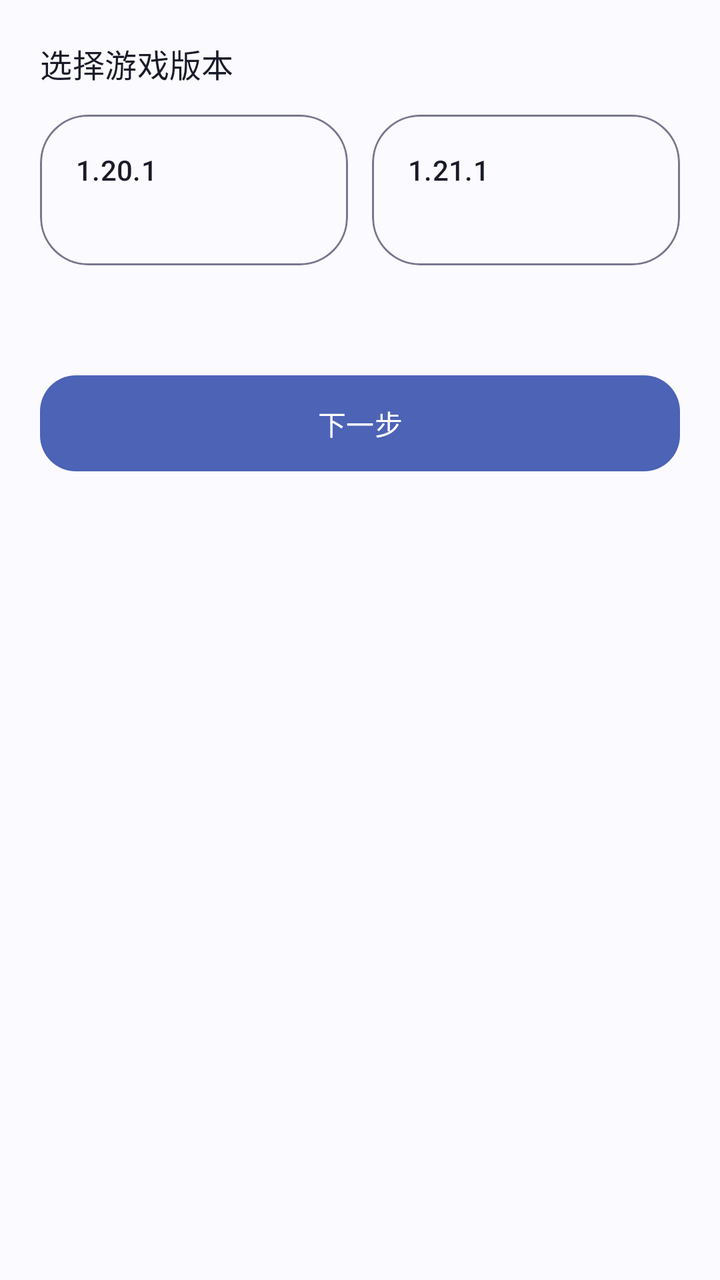
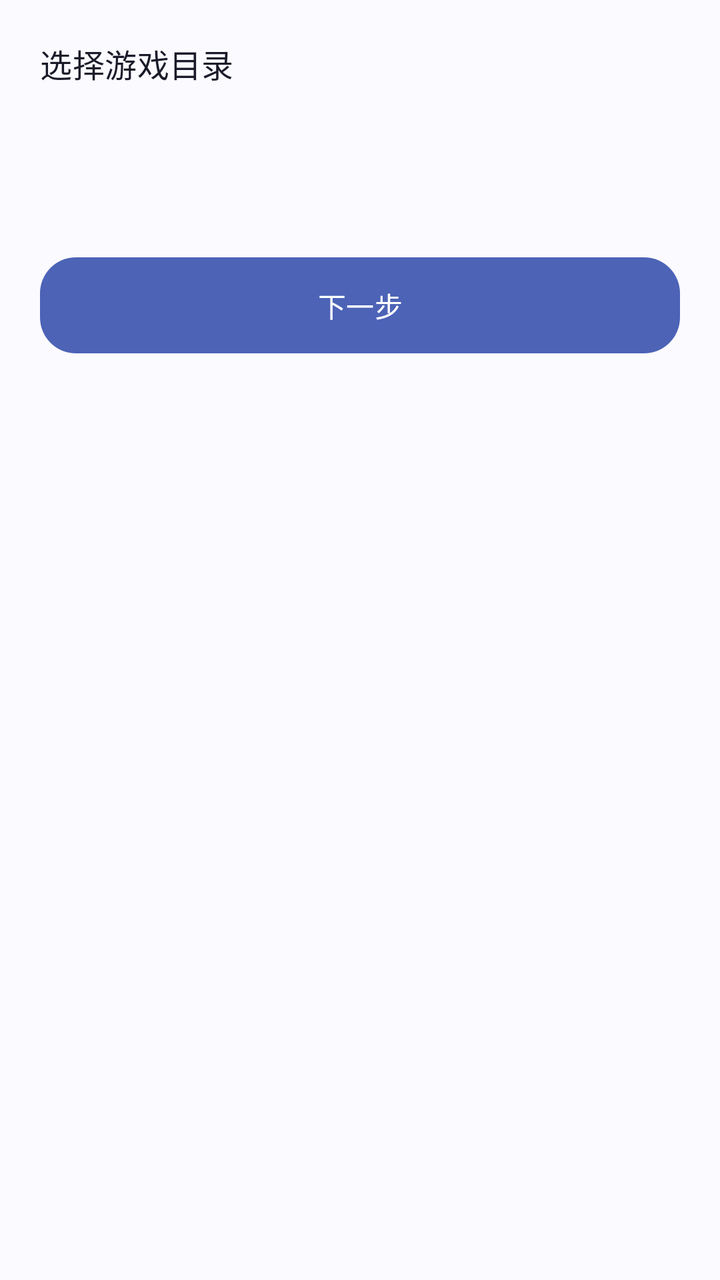

The first picture is an Android layout as it rendered before a commit; the second is the same layout after the commit. The layout source and the unified diff follow.
<!-- AndroidManifest.xml: application theme Theme.VerityTool -->
<!-- res/layout/activity_quick_config.xml -->
<?xml version="1.0" encoding="utf-8"?>
<ScrollView xmlns:android="http://schemas.android.com/apk/res/android"
    android:layout_width="match_parent"
    android:layout_height="match_parent"
    android:padding="20dp">

    <LinearLayout
        android:layout_width="match_parent"
        android:layout_height="wrap_content"
        android:animateLayoutChanges="true"
        android:orientation="vertical">

        <TextView
            android:id="@+id/title_version"
            android:layout_width="wrap_content"
            android:layout_height="wrap_content"
            android:text="@string/choose_version"
            android:textAppearance="?attr/textAppearanceTitleMedium"
            android:textColor="?attr/colorOnSurface" />

        <LinearLayout
            android:id="@+id/layout_versions"
            android:layout_width="match_parent"
            android:layout_height="wrap_content"
            android:layout_marginTop="14dp"
            android:orientation="horizontal">

            <com.google.android.material.card.MaterialCardView
                android:id="@+id/card_v1201"
                style="@style/Widget.VerityTool.Card"
                android:layout_width="0dp"
                android:layout_height="wrap_content"
                android:layout_weight="1"
                android:clickable="true"
                android:focusable="true">

                <LinearLayout
                    android:layout_width="match_parent"
                    android:layout_height="wrap_content"
                    android:orientation="vertical"
                    android:padding="18dp">

                    <TextView
                        android:layout_width="wrap_content"
                        android:layout_height="wrap_content"
                        android:text="1.20.1"
                        android:textAppearance="?attr/textAppearanceTitleSmall"
                        android:textColor="?attr/colorOnSurface" />

                    <TextView
                        android:id="@+id/status_v1201"
                        android:layout_width="wrap_content"
                        android:layout_height="wrap_content"
                        android:layout_marginTop="4dp"
                        android:textAppearance="?attr/textAppearanceBodySmall"
                        android:textColor="?attr/colorOnSurfaceVariant" />
                </LinearLayout>
            </com.google.android.material.card.MaterialCardView>

            <com.google.android.material.card.MaterialCardView
                android:id="@+id/card_v1211"
                style="@style/Widget.VerityTool.Card"
                android:layout_width="0dp"
                android:layout_height="wrap_content"
                android:layout_marginStart="12dp"
                android:layout_weight="1"
                android:clickable="true"
                android:focusable="true">

                <LinearLayout
                    android:layout_width="match_parent"
                    android:layout_height="wrap_content"
                    android:orientation="vertical"
                    android:padding="18dp">

                    <TextView
                        android:layout_width="wrap_content"
                        android:layout_height="wrap_content"
                        android:text="1.21.1"
                        android:textAppearance="?attr/textAppearanceTitleSmall"
                        android:textColor="?attr/colorOnSurface" />

                    <TextView
                        android:id="@+id/status_v1211"
                        android:layout_width="wrap_content"
                        android:layout_height="wrap_content"
                        android:layout_marginTop="4dp"
                        android:textAppearance="?attr/textAppearanceBodySmall"
                        android:textColor="?attr/colorOnSurfaceVariant" />
                </LinearLayout>
            </com.google.android.material.card.MaterialCardView>
        </LinearLayout>

        <TextView
            android:id="@+id/env_status"
            android:layout_width="match_parent"
            android:layout_height="wrap_content"
            android:layout_marginTop="18dp"
            android:textAppearance="?attr/textAppearanceBodyMedium"
            android:textColor="?attr/colorOnSurfaceVariant" />

        <com.google.android.material.button.MaterialButton
            android:id="@+id/btn_next"
            style="@style/Widget.VerityTool.Button"
            android:layout_width="match_parent"
            android:layout_height="wrap_content"
            android:layout_marginTop="14dp"
            android:text="@string/action_next" />

        <com.google.android.material.button.MaterialButton
            android:id="@+id/btn_redetect"
            style="@style/Widget.VerityTool.Button.Outlined"
            android:layout_width="match_parent"
            android:layout_height="wrap_content"
            android:layout_marginTop="14dp"
            android:text="@string/action_redetect"
            android:visibility="gone" />

        <LinearLayout
            android:id="@+id/layout_inputs"
            android:layout_width="match_parent"
            android:layout_height="wrap_content"
            android:orientation="vertical"
            android:visibility="gone">

            <TextView
                android:layout_width="wrap_content"
                android:layout_height="wrap_content"
                android:layout_marginTop="20dp"
                android:text="@string/title_ai_settings"
                android:textAppearance="?attr/textAppearanceTitleMedium"
                android:textColor="?attr/colorOnSurface" />

            <LinearLayout
                android:layout_width="match_parent"
                android:layout_height="wrap_content"
                android:layout_marginTop="12dp"
                android:orientation="horizontal">

                <com.google.android.material.textfield.TextInputLayout
                    android:id="@+id/til_model"
                    style="?attr/textInputFilledStyle"
                    android:layout_width="0dp"
                    android:layout_height="wrap_content"
                    android:layout_weight="1"
                    android:hint="@string/hint_model">

                    <com.google.android.material.textfield.TextInputEditText
                        android:id="@+id/et_model"
                        android:layout_width="match_parent"
                        android:layout_height="wrap_content"
                        android:imeOptions="actionNext"
                        android:inputType="text"
                        android:singleLine="true" />
                </com.google.android.material.textfield.TextInputLayout>

                <com.google.android.material.button.MaterialButton
                    android:id="@+id/btn_model_preset"
                    style="@style/Widget.VerityTool.Button.Outlined"
                    android:layout_width="wrap_content"
                    android:layout_height="wrap_content"
                    android:layout_marginStart="10dp"
                    android:text="@string/action_presets" />
            </LinearLayout>

            <LinearLayout
                android:layout_width="match_parent"
                android:layout_height="wrap_content"
                android:layout_marginTop="14dp"
                android:orientation="horizontal">

                <com.google.android.material.textfield.TextInputLayout
                    android:id="@+id/til_url"
                    style="?attr/textInputFilledStyle"
                    android:layout_width="0dp"
                    android:layout_height="wrap_content"
                    android:layout_weight="1"
                    android:hint="@string/hint_url">

                    <com.google.android.material.textfield.TextInputEditText
                        android:id="@+id/et_url"
                        android:layout_width="match_parent"
                        android:layout_height="wrap_content"
                        android:imeOptions="actionNext"
                        android:inputType="textUri"
                        android:singleLine="true" />
                </com.google.android.material.textfield.TextInputLayout>

                <com.google.android.material.button.MaterialButton
                    android:id="@+id/btn_url_preset"
                    style="@style/Widget.VerityTool.Button.Outlined"
                    android:layout_width="wrap_content"
                    android:layout_height="wrap_content"
                    android:layout_marginStart="10dp"
                    android:text="@string/action_presets" />
            </LinearLayout>

            <com.google.android.material.textfield.TextInputLayout
                android:id="@+id/til_key"
                style="?attr/textInputFilledStyle"
                android:layout_width="match_parent"
                android:layout_height="wrap_content"
                android:layout_marginTop="14dp"
                android:hint="@string/hint_key">

                <com.google.android.material.textfield.TextInputEditText
                    android:id="@+id/et_key"
                    android:layout_width="match_parent"
                    android:layout_height="wrap_content"
                    android:imeOptions="actionDone"
                    android:inputType="textVisiblePassword"
                    android:singleLine="true" />
            </com.google.android.material.textfield.TextInputLayout>

            <LinearLayout
                android:id="@+id/header_game"
                android:layout_width="match_parent"
                android:layout_height="wrap_content"
                android:layout_marginTop="26dp"
                android:background="?attr/selectableItemBackground"
                android:clickable="true"
                android:focusable="true"
                android:gravity="center_vertical"
                android:orientation="horizontal"
                android:paddingBottom="8dp"
                android:paddingTop="8dp">

                <TextView
                    android:layout_width="0dp"
                    android:layout_height="wrap_content"
                    android:layout_weight="1"
                    android:text="@string/title_game_settings"
                    android:textAppearance="?attr/textAppearanceTitleMedium"
                    android:textColor="?attr/colorOnSurface" />

                <ImageView
                    android:id="@+id/arrow_game"
                    android:layout_width="24dp"
                    android:layout_height="24dp"
                    android:contentDescription="@null"
                    android:src="@drawable/ic_chevron_right" />
            </LinearLayout>

            <LinearLayout
                android:id="@+id/section_game"
                android:layout_width="match_parent"
                android:layout_height="wrap_content"
                android:orientation="vertical"
                android:visibility="gone">

                <com.google.android.material.card.MaterialCardView
                    style="@style/Widget.VerityTool.Card"
                    android:layout_width="match_parent"
                    android:layout_height="wrap_content">

                    <LinearLayout
                        android:layout_width="match_parent"
                        android:layout_height="wrap_content"
                        android:orientation="vertical"
                        android:padding="22dp">

                        <TextView
                            android:layout_width="wrap_content"
                            android:layout_height="wrap_content"
                            android:text="@string/day_count_label"
                            android:textAppearance="?attr/textAppearanceTitleSmall"
                            android:textColor="?attr/colorOnSurface" />

                        <LinearLayout
                            android:layout_width="match_parent"
                            android:layout_height="wrap_content"
                            android:layout_marginTop="12dp"
                            android:orientation="horizontal">

                            <com.google.android.material.button.MaterialButton
                                android:id="@+id/btn_day_1"
                                style="@style/Widget.VerityTool.Button.Chip"
                                android:layout_width="0dp"
                                android:layout_height="wrap_content"
                                android:layout_weight="1"
                                android:text="1" />

                            <com.google.android.material.button.MaterialButton
                                android:id="@+id/btn_day_3"
                                style="@style/Widget.VerityTool.Button.Chip"
                                android:layout_width="0dp"
                                android:layout_height="wrap_content"
                                android:layout_marginStart="8dp"
                                android:layout_weight="1"
                                android:text="3" />

                            <com.google.android.material.button.MaterialButton
                                android:id="@+id/btn_day_5"
                                style="@style/Widget.VerityTool.Button.Chip"
                                android:layout_width="0dp"
                                android:layout_height="wrap_content"
                                android:layout_marginStart="8dp"
                                android:layout_weight="1"
                                android:text="5" />

                            <com.google.android.material.button.MaterialButton
                                android:id="@+id/btn_day_7"
                                style="@style/Widget.VerityTool.Button.Chip"
                                android:layout_width="0dp"
                                android:layout_height="wrap_content"
                                android:layout_marginStart="8dp"
                                android:layout_weight="1"
                                android:text="7" />

                            <com.google.android.material.button.MaterialButton
                                android:id="@+id/btn_day_10"
                                style="@style/Widget.VerityTool.Button.Chip"
                                android:layout_width="0dp"
                                android:layout_height="wrap_content"
                                android:layout_marginStart="8dp"
                                android:layout_weight="1"
                                android:text="10" />
                        </LinearLayout>

                        <com.google.android.material.textfield.TextInputLayout
                            style="?attr/textInputFilledStyle"
                            android:layout_width="match_parent"
                            android:layout_height="wrap_content"
                            android:layout_marginTop="12dp"
                            android:hint="@string/day_count_hint">

                            <com.google.android.material.textfield.TextInputEditText
                                android:id="@+id/et_day_count"
                                android:layout_width="match_parent"
                                android:layout_height="wrap_content"
                                android:imeOptions="actionDone"
                                android:inputType="number"
                                android:singleLine="true" />
                        </com.google.android.material.textfield.TextInputLayout>
                    </LinearLayout>
                </com.google.android.material.card.MaterialCardView>

                <com.google.android.material.card.MaterialCardView
                    style="@style/Widget.VerityTool.Card"
                    android:layout_width="match_parent"
                    android:layout_height="wrap_content"
                    android:layout_marginTop="16dp">

                    <LinearLayout
                        android:id="@+id/container_toggles"
                        android:layout_width="match_parent"
                        android:layout_height="wrap_content"
                        android:orientation="vertical"
                        android:padding="22dp" />
                </com.google.android.material.card.MaterialCardView>
            </LinearLayout>

            <LinearLayout
                android:id="@+id/header_appearance"
                android:layout_width="match_parent"
                android:layout_height="wrap_content"
                android:layout_marginTop="18dp"
                android:background="?attr/selectableItemBackground"
                android:clickable="true"
                android:focusable="true"
                android:gravity="center_vertical"
                android:orientation="horizontal"
                android:paddingBottom="8dp"
                android:paddingTop="8dp">

                <TextView
                    android:layout_width="0dp"
                    android:layout_height="wrap_content"
                    android:layout_weight="1"
                    android:text="@string/title_appearance"
                    android:textAppearance="?attr/textAppearanceTitleMedium"
                    android:textColor="?attr/colorOnSurface" />

                <ImageView
                    android:id="@+id/arrow_appearance"
                    android:layout_width="24dp"
                    android:layout_height="24dp"
                    android:contentDescription="@null"
                    android:src="@drawable/ic_chevron_right" />
            </LinearLayout>

            <LinearLayout
                android:id="@+id/section_appearance"
                android:layout_width="match_parent"
                android:layout_height="wrap_content"
                android:orientation="vertical"
                android:visibility="gone">

                <com.google.android.material.card.MaterialCardView
                    style="@style/Widget.VerityTool.Card"
                    android:layout_width="match_parent"
                    android:layout_height="wrap_content">

                    <LinearLayout
                        android:layout_width="match_parent"
                        android:layout_height="wrap_content"
                        android:orientation="vertical"
                        android:padding="22dp">

                        <com.google.android.material.textfield.TextInputLayout
                            style="?attr/textInputFilledStyle"
                            android:layout_width="match_parent"
                            android:layout_height="wrap_content"
                            android:hint="@string/custom_name_hint">

                            <com.google.android.material.textfield.TextInputEditText
                                android:id="@+id/et_custom_name"
                                android:layout_width="match_parent"
                                android:layout_height="wrap_content"
                                android:imeOptions="actionDone"
                                android:inputType="text"
                                android:singleLine="true" />
                        </com.google.android.material.textfield.TextInputLayout>

                        <TextView
                            android:layout_width="wrap_content"
                            android:layout_height="wrap_content"
                            android:layout_marginTop="18dp"
                            android:text="@string/color_hue_label"
                            android:textAppearance="?attr/textAppearanceTitleSmall"
                            android:textColor="?attr/colorOnSurface" />

                        <com.google.android.material.slider.Slider
                            android:id="@+id/slider_hue"
                            android:layout_width="match_parent"
                            android:layout_height="wrap_content"
                            android:stepSize="1.0"
                            android:value="0"
                            android:valueFrom="0"
                            android:valueTo="360" />

                        <TextView
                            android:id="@+id/hue_value"
                            android:layout_width="wrap_content"
                            android:layout_height="wrap_content"
                            android:textAppearance="?attr/textAppearanceBodySmall"
                            android:textColor="?attr/colorOnSurfaceVariant" />
                    </LinearLayout>
                </com.google.android.material.card.MaterialCardView>
            </LinearLayout>

            <com.google.android.material.button.MaterialButton
                android:id="@+id/btn_confirm"
                style="@style/Widget.VerityTool.Button"
                android:layout_width="match_parent"
                android:layout_height="wrap_content"
                android:layout_marginTop="24dp"
                android:text="@string/action_confirm" />
        </LinearLayout>
    </LinearLayout>
</ScrollView>
<!-- resources referenced by this layout -->
<resources>
  <!-- drawable ic_chevron_right (drawable) -->
  <?xml version="1.0" encoding="utf-8"?>
  <vector xmlns:android="http://schemas.android.com/apk/res/android"
      android:width="24dp"
      android:height="24dp"
      android:viewportWidth="24"
      android:viewportHeight="24"
      android:tint="?attr/colorOnSurfaceVariant">
      <path
          android:fillColor="@android:color/white"
          android:pathData="M10,6L8.59,7.41 13.17,12 8.59,16.59 10,18 16,12z" />
  </vector>
  <string name="action_confirm">确定</string>
  <string name="action_next">下一步</string>
  <string name="action_presets">预设</string>
  <string name="action_redetect">重新检测</string>
  <string name="choose_version">选择游戏版本</string>
  <string name="color_hue_label">颜色色相 ColorHue</string>
  <string name="custom_name_hint">自定义名称 CustomName</string>
  <string name="day_count_hint">自定义天数（0~999）</string>
  <string name="day_count_label">变异天数</string>
  <string name="hint_key">密钥 Key</string>
  <string name="hint_model">模型名称 Model</string>
  <string name="hint_url">调用地址 URL</string>
  <string name="title_ai_settings">AI 接口配置</string>
  <string name="title_appearance">外观</string>
  <string name="title_game_settings">模组设置</string>
  <style name="Widget.VerityTool.Button" parent="Widget.Material3.Button">
          <item name="android:minHeight">56dp</item>
          <item name="cornerRadius">18dp</item>
      </style>
  <style name="Widget.VerityTool.Button.Chip" parent="Widget.Material3.Button.OutlinedButton">
          <item name="android:minHeight">46dp</item>
          <item name="android:insetTop">0dp</item>
          <item name="android:insetBottom">0dp</item>
          <item name="android:paddingLeft">0dp</item>
          <item name="android:paddingRight">0dp</item>
          <item name="cornerRadius">14dp</item>
      </style>
  <style name="Widget.VerityTool.Button.Outlined" parent="Widget.Material3.Button.OutlinedButton">
          <item name="android:minHeight">52dp</item>
          <item name="cornerRadius">18dp</item>
      </style>
  <style name="Widget.VerityTool.Card" parent="Widget.Material3.CardView.Elevated">
          <item name="cardElevation">0dp</item>
          <item name="cardCornerRadius">24dp</item>
          <item name="strokeWidth">1dp</item>
          <item name="strokeColor">?attr/colorOutline</item>
          <item name="cardBackgroundColor">?attr/colorSurface</item>
      </style>
  <color name="monet_light_primary">#4C63B6</color>
  <color name="monet_light_on_primary">#FFFFFF</color>
  <color name="monet_light_primary_container">#DCE3FF</color>
  <color name="monet_light_on_primary_container">#001A54</color>
  <color name="monet_light_secondary">#6A5B93</color>
  <color name="monet_light_on_secondary">#FFFFFF</color>
  <color name="monet_light_secondary_container">#E7DEFF</color>
  <color name="monet_light_on_secondary_container">#210F4A</color>
  <color name="monet_light_tertiary">#A9605C</color>
  <color name="monet_light_on_tertiary">#FFFFFF</color>
  <color name="monet_light_tertiary_container">#FFDAD4</color>
  <color name="monet_light_on_tertiary_container">#3D0807</color>
  <color name="monet_light_background">#FBFAFF</color>
  <color name="monet_light_surface">#FBFAFF</color>
  <color name="monet_light_surface_variant">#E4E1F5</color>
  <color name="monet_light_on_surface">#1A1B29</color>
  <color name="monet_light_on_surface_variant">#47475C</color>
  <color name="monet_light_outline">#77778F</color>
  <color name="monet_light_error">#B3261E</color>
  <color name="monet_light_on_error">#FFFFFF</color>
  <style name="ThemeOverlay.VerityTool.Dialog" parent="ThemeOverlay.Material3.MaterialAlertDialog">
          <item name="dialogCornerRadius">28dp</item>
      </style>
  <!-- unchanged entries left out for length: 1 -->
</resources>

<!-- the commit's change to res/layout/activity_quick_config.xml (unified diff, before → after) -->
@@ -14,82 +14,24 @@
             android:id="@+id/title_version"
             android:layout_width="wrap_content"
             android:layout_height="wrap_content"
-            android:text="@string/choose_version"
+            android:text="@string/choose_game_dir"
             android:textAppearance="?attr/textAppearanceTitleMedium"
             android:textColor="?attr/colorOnSurface" />
 
+        <TextView
+            android:id="@+id/dir_hint"
+            android:layout_width="match_parent"
+            android:layout_height="wrap_content"
+            android:layout_marginTop="10dp"
+            android:textAppearance="?attr/textAppearanceBodySmall"
+            android:textColor="?attr/colorOnSurfaceVariant" />
+
         <LinearLayout
             android:id="@+id/layout_versions"
             android:layout_width="match_parent"
             android:layout_height="wrap_content"
-            android:layout_marginTop="14dp"
-            android:orientation="horizontal">
-
-            <com.google.android.material.card.MaterialCardView
-                android:id="@+id/card_v1201"
-                style="@style/Widget.VerityTool.Card"
-                android:layout_width="0dp"
-                android:layout_height="wrap_content"
-                android:layout_weight="1"
-                android:clickable="true"
-                android:focusable="true">
-
-                <LinearLayout
-                    android:layout_width="match_parent"
-                    android:layout_height="wrap_content"
-                    android:orientation="vertical"
-                    android:padding="18dp">
-
-                    <TextView
-                        android:layout_width="wrap_content"
-                        android:layout_height="wrap_content"
-                        android:text="1.20.1"
-                        android:textAppearance="?attr/textAppearanceTitleSmall"
-                        android:textColor="?attr/colorOnSurface" />
-
-                    <TextView
-                        android:id="@+id/status_v1201"
-                        android:layout_width="wrap_content"
-                        android:layout_height="wrap_content"
-                        android:layout_marginTop="4dp"
-                        android:textAppearance="?attr/textAppearanceBodySmall"
-                        android:textColor="?attr/colorOnSurfaceVariant" />
-                </LinearLayout>
-            </com.google.android.material.card.MaterialCardView>
-
-            <com.google.android.material.card.MaterialCardView
-                android:id="@+id/card_v1211"
-                style="@style/Widget.VerityTool.Card"
-                android:layout_width="0dp"
-                android:layout_height="wrap_content"
-                android:layout_marginStart="12dp"
-                android:layout_weight="1"
-                android:clickable="true"
-                android:focusable="true">
-
-                <LinearLayout
-                    android:layout_width="match_parent"
-                    android:layout_height="wrap_content"
-                    android:orientation="vertical"
-                    android:padding="18dp">
-
-                    <TextView
-                        android:layout_width="wrap_content"
-                        android:layout_height="wrap_content"
-                        android:text="1.21.1"
-                        android:textAppearance="?attr/textAppearanceTitleSmall"
-                        android:textColor="?attr/colorOnSurface" />
-
-                    <TextView
-                        android:id="@+id/status_v1211"
-                        android:layout_width="wrap_content"
-                        android:layout_height="wrap_content"
-                        android:layout_marginTop="4dp"
-                        android:textAppearance="?attr/textAppearanceBodySmall"
-                        android:textColor="?attr/colorOnSurfaceVariant" />
-                </LinearLayout>
-            </com.google.android.material.card.MaterialCardView>
-        </LinearLayout>
+            android:layout_marginTop="4dp"
+            android:orientation="vertical" />
 
         <TextView
             android:id="@+id/env_status"
<!-- resource entries referenced after the edit -->
@@ -16,7 +16,7 @@
   <string name="action_next">下一步</string>
   <string name="action_presets">预设</string>
   <string name="action_redetect">重新检测</string>
-  <string name="choose_version">选择游戏版本</string>
+  <string name="choose_game_dir">选择游戏目录</string>
   <string name="color_hue_label">颜色色相 ColorHue</string>
   <string name="custom_name_hint">自定义名称 CustomName</string>
   <string name="day_count_hint">自定义天数（0~999）</string>
